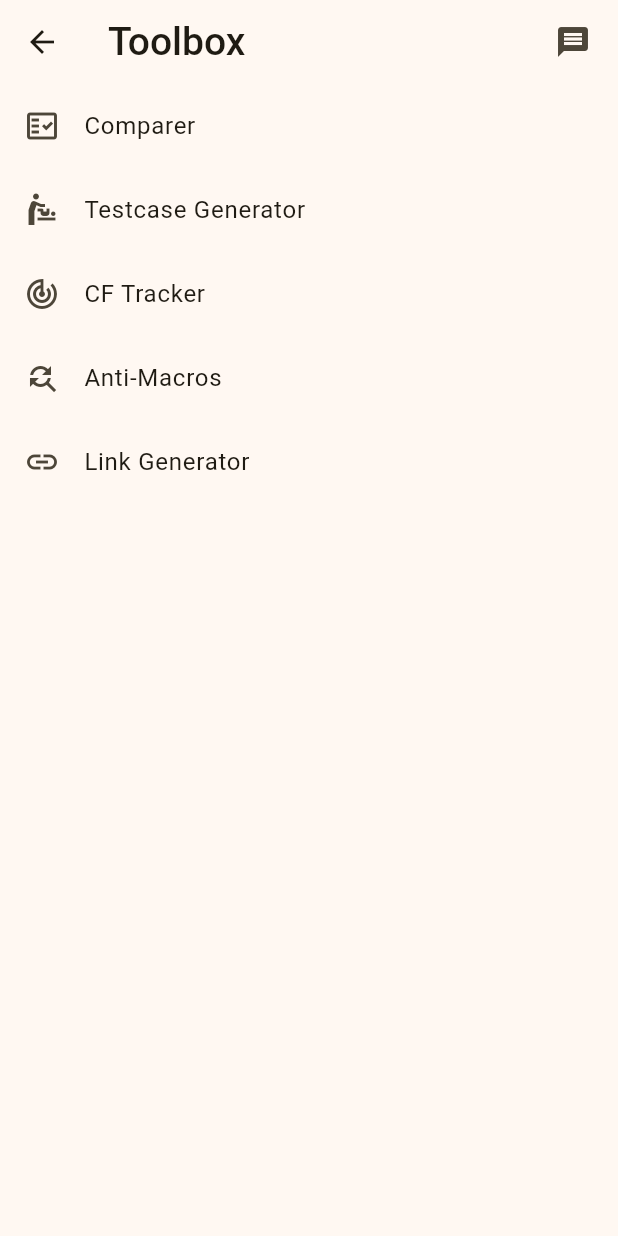
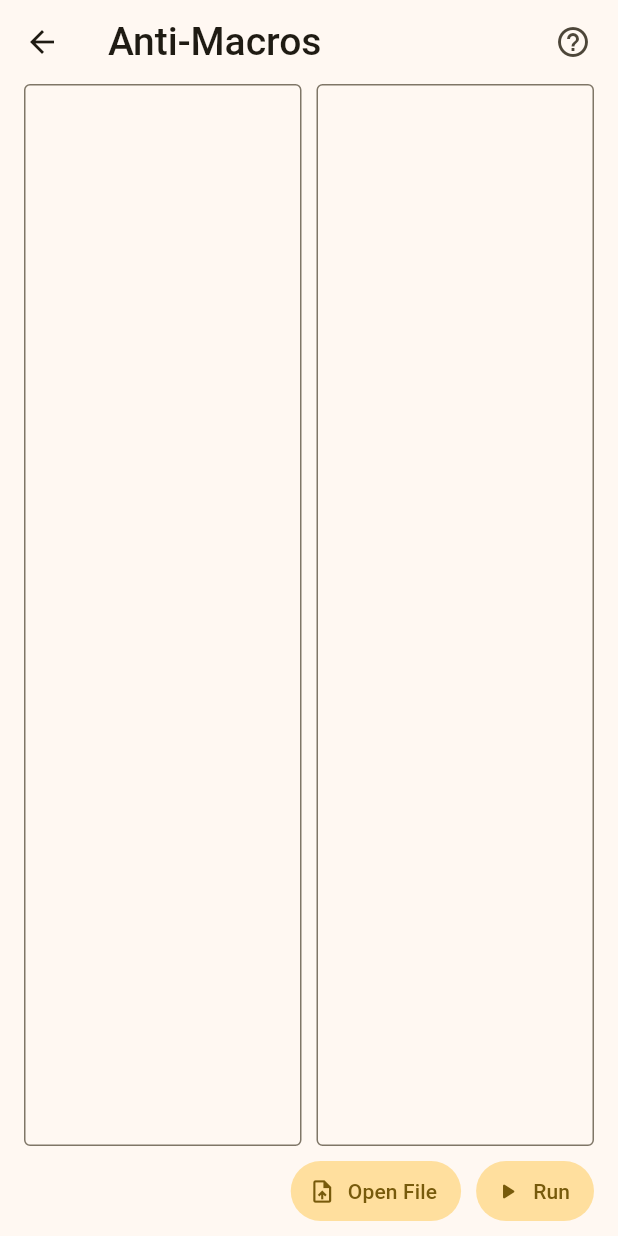
Before and after one commit to YuiHrsw/CF-Partner, a Flutter app: the Toolbox screen opened directly, after a tap on "Anti-Macros", on a phone screen of 412 x 824 dp. Run offline on Flutter 3.47's test engine with Material 3 defaults, Android fonts, the phone set to English and light mode, and no system bars; our stand-ins replace dio; missing offline and left inert: process_run; network calls fail; statements that could not run were skipped.

Commit message:
anti-macros

```diff
--- a/lib/pages/toolbox.dart
+++ b/lib/pages/toolbox.dart
@@ -1,4 +1,5 @@
-import 'package:cf_partner/pages/tracker.dart';
+import 'package:cf_partner/pages/toolbox/anti_macros.dart';
+import 'package:cf_partner/pages/toolbox/tracker.dart';
 import 'package:flutter/material.dart';
 // import 'package:url_launcher/url_launcher.dart';
 
@@ -65,7 +66,13 @@ class ToolboxState extends State<Toolbox> {
               Icons.find_replace,
             ),
             title: const Text('Anti-Macros'),
-            onTap: () {},
+            onTap: () {
+              Navigator.of(context).push(
+                MaterialPageRoute(
+                  builder: (context) => const AntiMacros(),
+                ),
+              );
+            },
           ),
           ListTile(
             leading: const Icon(
--- /dev/null
+++ b/lib/pages/toolbox/anti_macros.dart
@@ -0,0 +1,181 @@
+import 'dart:io';
+
+import 'package:cf_partner/backend/storage.dart';
+import 'package:flutter/material.dart';
+import 'package:process_run/process_run.dart';
+
+class AntiMacros extends StatefulWidget {
+  const AntiMacros({super.key});
+
+  @override
+  AntiMacrosState createState() => AntiMacrosState();
+}
+
+class AntiMacrosState extends State<AntiMacros> {
+  TextEditingController inputController = TextEditingController();
+  TextEditingController outputController = TextEditingController();
+
+  @override
+  Widget build(BuildContext context) {
+    return Scaffold(
+      appBar: AppBar(
+        title: const Text(
+          'Anti-Macros',
+          style: TextStyle(fontWeight: FontWeight.w500, fontSize: 26),
+        ),
+        actions: [
+          IconButton(
+            tooltip: 'Help',
+            onPressed: () {
+              showDialog(
+                context: context,
+                builder: (BuildContext context) => AlertDialog(
+                  title: const Text(
+                    'Help',
+                  ),
+                  content: const Text(
+                    'Remove #define from C/C++ code, this feature needs gcc in your path variables.',
+                  ),
+                  actions: <Widget>[
+                    TextButton(
+                      onPressed: () {
+                        Navigator.pop(context);
+                      },
+                      child: const Text('OK'),
+                    ),
+                  ],
+                ),
+              );
+            },
+            icon: const Icon(Icons.help_outline),
+          ),
+          const SizedBox(
+            width: 6,
+          )
+        ],
+      ),
+      body: Padding(
+        padding: const EdgeInsets.symmetric(horizontal: 16),
+        child: Column(
+          children: [
+            Expanded(
+              child: Row(
+                children: [
+                  Expanded(
+                    child: TextField(
+                      minLines: null,
+                      maxLines: null,
+                      decoration: const InputDecoration(
+                        border: OutlineInputBorder(),
+                      ),
+                      controller: inputController,
+                      textAlign: TextAlign.start,
+                      expands: true,
+                    ),
+                  ),
+                  const SizedBox(
+                    width: 10,
+                  ),
+                  Expanded(
+                    child: TextField(
+                      minLines: null,
+                      maxLines: null,
+                      decoration: const InputDecoration(
+                        border: OutlineInputBorder(),
+                      ),
+                      controller: outputController,
+                      textAlign: TextAlign.start,
+                      expands: true,
+                    ),
+                  ),
+                ],
+              ),
+            ),
+            SizedBox(
+              height: 60,
+              child: Row(
+                mainAxisAlignment: MainAxisAlignment.end,
+                crossAxisAlignment: CrossAxisAlignment.center,
+                children: [
+                  TextButton.icon(
+                    onPressed: () {},
+                    style: ButtonStyle(
+                      backgroundColor: WidgetStatePropertyAll(
+                        Theme.of(context).colorScheme.primaryContainer,
+                      ),
+                    ),
+                    icon: const Icon(Icons.upload_file_outlined),
+                    label: const Text('Open File'),
+                  ),
+                  const SizedBox(
+                    width: 10,
+                  ),
+                  TextButton.icon(
+                    onPressed: () async {
+                      var shell = Shell();
+
+                      var orignPath = "${AppStorage().dataPath}/orign.cpp";
+                      var outputPath = "${AppStorage().dataPath}/output.cpp";
+
+                      var orignFile = File(orignPath);
+                      var outputFile = File(outputPath);
+
+                      if (!await orignFile.exists()) {
+                        await orignFile.create();
+                      }
+                      if (!await outputFile.exists()) {
+                        await outputFile.create();
+                      }
+
+                      List<String> lines = inputController.text.split('\n');
+                      List<String> filteredLines = lines
+                          .where((line) => !line.trim().startsWith('#include'))
+                          .toList();
+                      await orignFile.writeAsString(filteredLines.join('\n'));
+
+                      try {
+                        await shell.run('''
+
+# Display dart version
+gcc -E -P "$orignPath" -o "$outputPath"
+
+''');
+                        outputController.text = await outputFile.readAsString();
+                        setState(() {});
+                      } catch (e) {
+                        if (!context.mounted) return;
+                        showDialog(
+                          context: context,
+                          builder: (BuildContext context) => AlertDialog(
+                            title: const Text(
+                              'Error',
+                            ),
+                            content: const Text('Failed to run command g++.'),
+                            actions: <Widget>[
+                              TextButton(
+                                onPressed: () {
+                                  Navigator.pop(context);
+                                },
+                                child: const Text('OK'),
+                              ),
+                            ],
+                          ),
+                        );
+                      }
+                    },
+                    style: ButtonStyle(
+                        backgroundColor: WidgetStatePropertyAll(
+                      Theme.of(context).colorScheme.primaryContainer,
+                    )),
+                    icon: const Icon(Icons.play_arrow_rounded),
+                    label: const Text('Run'),
+                  ),
+                ],
+              ),
+            )
+          ],
+        ),
+      ),
+    );
+  }
+}
--- a/pubspec.yaml
+++ b/pubspec.yaml
@@ -17,6 +17,7 @@ dependencies:
   dio: ^5.3.3
   url_launcher: ^6.2.5
   file_picker: ^8.0.0+1
+  process_run: ^1.1.0
 
 dev_dependencies:
   flutter_test:
```
Also changed, not shown: lib/pages/home.dart (+18 -18 lines), lib/pages/list_detail.dart (+149 -149 lines), lib/pages/toolbox/comparer.dart (added), lib/pages/toolbox/tracker.dart (renamed from lib/pages/tracker.dart), pubspec.lock.
